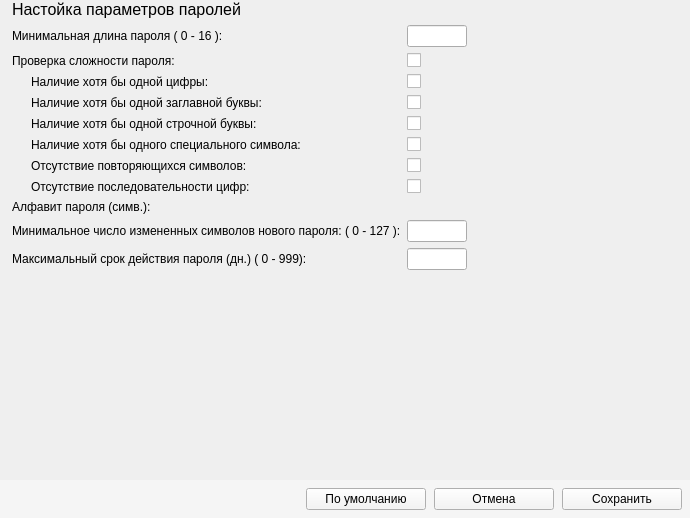
First picture: the form in panels/PasswdParmsPanel.ui, repository m6v/sobol, before the edit.
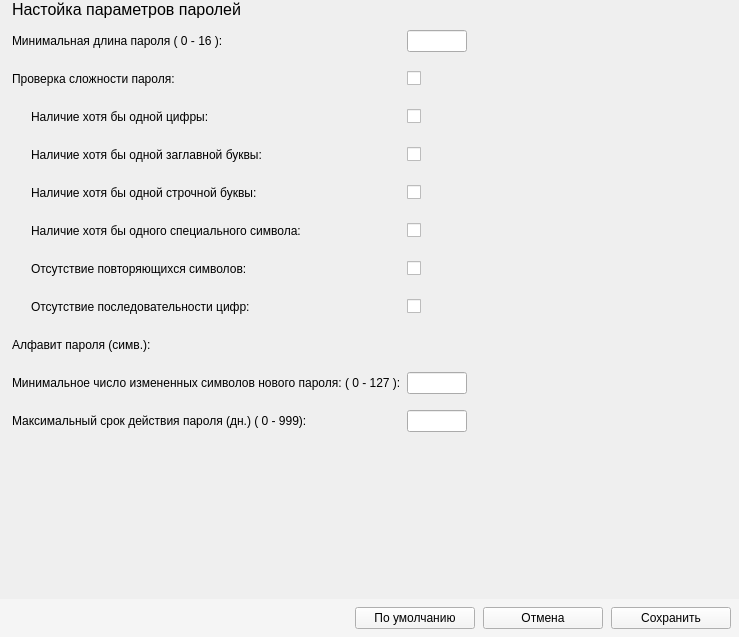
Second picture: the form after the edit. Custom widgets are drawn as their Qt base class.

Commit message: Set uniform rows height

The edit to the form file:
```diff
--- a/panels/PasswdParmsPanel.ui
+++ b/panels/PasswdParmsPanel.ui
@@ -6,8 +6,8 @@
    <rect>
     <x>0</x>
     <y>0</y>
-    <width>690</width>
-    <height>518</height>
+    <width>739</width>
+    <height>637</height>
    </rect>
   </property>
   <property name="windowTitle">
@@ -50,6 +50,12 @@
       <layout class="QGridLayout" name="gridLayout">
        <item row="0" column="0">
         <widget class="QLabel" name="min_passwd_len_label">
+         <property name="minimumSize">
+          <size>
+           <width>0</width>
+           <height>32</height>
+          </size>
+         </property>
          <property name="text">
           <string>Минимальная длина пароля ( 0 - 16 ):</string>
          </property>
@@ -76,6 +82,12 @@
        </item>
        <item row="1" column="0">
         <widget class="QLabel" name="passwd_difficulty_label">
+         <property name="minimumSize">
+          <size>
+           <width>0</width>
+           <height>32</height>
+          </size>
+         </property>
          <property name="text">
           <string>Проверка сложности пароля:</string>
          </property>
@@ -90,6 +102,12 @@
        </item>
        <item row="2" column="0">
         <widget class="QLabel" name="digit_present_label">
+         <property name="minimumSize">
+          <size>
+           <width>0</width>
+           <height>32</height>
+          </size>
+         </property>
          <property name="styleSheet">
           <string notr="true">margin-left: 16px;</string>
          </property>
@@ -107,6 +125,12 @@
        </item>
        <item row="3" column="0">
         <widget class="QLabel" name="upcase_letter_label">
+         <property name="minimumSize">
+          <size>
+           <width>0</width>
+           <height>32</height>
+          </size>
+         </property>
          <property name="styleSheet">
           <string notr="true">margin-left: 16px;</string>
          </property>
@@ -124,6 +148,12 @@
        </item>
        <item row="4" column="0">
         <widget class="QLabel" name="lowercase_letter_label">
+         <property name="minimumSize">
+          <size>
+           <width>0</width>
+           <height>32</height>
+          </size>
+         </property>
          <property name="styleSheet">
           <string notr="true">margin-left: 16px;</string>
          </property>
@@ -141,6 +171,12 @@
        </item>
        <item row="5" column="0">
         <widget class="QLabel" name="special_char_label">
+         <property name="minimumSize">
+          <size>
+           <width>0</width>
+           <height>32</height>
+          </size>
+         </property>
          <property name="styleSheet">
           <string notr="true">margin-left: 16px;</string>
          </property>
@@ -158,6 +194,12 @@
        </item>
        <item row="6" column="0">
         <widget class="QLabel" name="repeating_char_label">
+         <property name="minimumSize">
+          <size>
+           <width>0</width>
+           <height>32</height>
+          </size>
+         </property>
          <property name="styleSheet">
           <string notr="true">margin-left: 16px;</string>
          </property>
@@ -175,6 +217,12 @@
        </item>
        <item row="7" column="0">
         <widget class="QLabel" name="repeating_digit_label">
+         <property name="minimumSize">
+          <size>
+           <width>0</width>
+           <height>32</height>
+          </size>
+         </property>
          <property name="styleSheet">
           <string notr="true">margin-left: 16px;</string>
          </property>
@@ -192,6 +240,12 @@
        </item>
        <item row="8" column="0">
         <widget class="QLabel" name="passwd_alphabet_label">
+         <property name="minimumSize">
+          <size>
+           <width>0</width>
+           <height>32</height>
+          </size>
+         </property>
          <property name="text">
           <string>Алфавит пароля (симв.):</string>
          </property>
@@ -199,6 +253,12 @@
        </item>
        <item row="9" column="0">
         <widget class="QLabel" name="changed_symbols_label">
+         <property name="minimumSize">
+          <size>
+           <width>0</width>
+           <height>32</height>
+          </size>
+         </property>
          <property name="text">
           <string>Минимальное число измененных символов нового пароля: ( 0 - 127 ):</string>
          </property>
@@ -225,6 +285,12 @@
        </item>
        <item row="10" column="0">
         <widget class="QLabel" name="passwd_age_label">
+         <property name="minimumSize">
+          <size>
+           <width>0</width>
+           <height>32</height>
+          </size>
+         </property>
          <property name="text">
           <string>Максимальный срок действия пароля (дн.) ( 0 - 999):</string>
          </property>
```
The commit also changes 8 other files.
